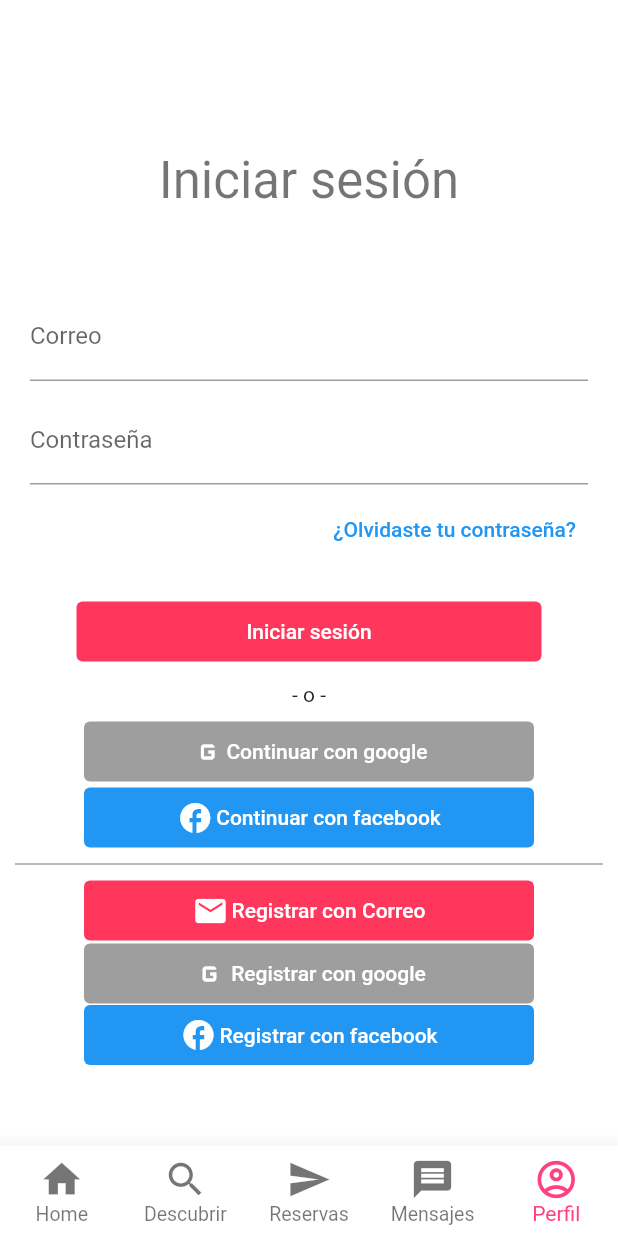
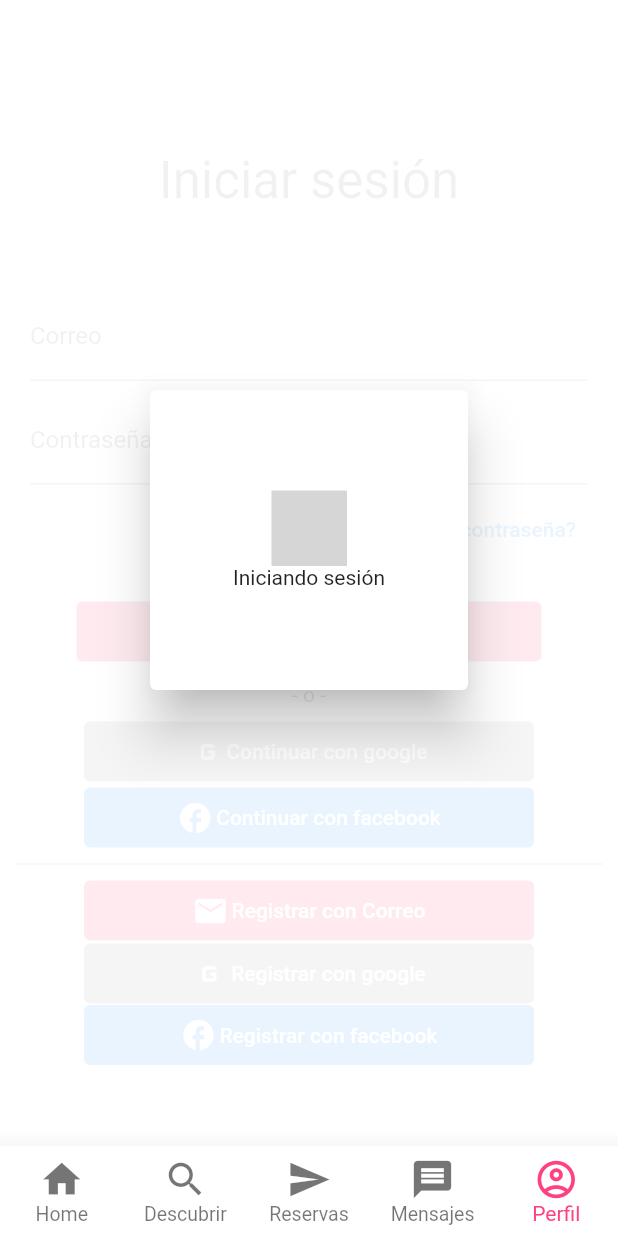
Before and after one commit to Cristian-Miguel/TPM-FrontEnd, a Flutter app: the screen it shows after launch, item 5 of the bottom bar chosen, on a phone screen of 412 x 824 dp. Run offline on Flutter 3.47's test engine with Material 2 defaults, Android fonts, the phone set to English and light mode, and no system bars; our stand-ins replace flutter_secure_storage, flutter_spinkit, jwt_decoder; grey boxes are pictures that could not be loaded.

Commit message:
Avance de pantalla de carga

```diff
--- a/lib/views/Login.dart
+++ b/lib/views/Login.dart
@@ -5,6 +5,7 @@ import 'package:turismo_flutter/views/Perfil.dart';
 import 'package:turismo_flutter/Controllers/AuthController.dart';
 import 'package:turismo_flutter/config/Encriptar.dart';
 import 'package:turismo_flutter/views/SingIn.dart';
+import 'package:flutter_spinkit/flutter_spinkit.dart';
 
 class Login extends StatefulWidget {
   const Login({super.key});
@@ -54,9 +55,12 @@ class LoginState extends State<Login> {
     return SingleChildScrollView(
       child: Form(
         key: _formKey,
-        child: Column(
-          mainAxisSize: MainAxisSize.min,
+        child: Stack(
+          // mainAxisSize: MainAxisSize.min,
           children: <Widget>[
+            Column(
+              mainAxisAlignment: MainAxisAlignment.center,
+              children: [
                 Container(
                   margin: const EdgeInsets.only(top: 100, bottom: 5),
                   child: Text(
@@ -104,14 +108,16 @@ class LoginState extends State<Login> {
                         ),
                         obscureText: true,
                         validator: (value) {
-                      if (value == null || value.isEmpty) return 'Campo vacio';
+                          if (value == null || value.isEmpty)
+                            return 'Campo vacio';
                           if (value.length < 8) return 'Demasiado corto';
                           return null;
                         },
                       ),
                     ),
                     Container(
-                  margin: const EdgeInsets.only(bottom: 20, top: 6, right: 20),
+                      margin:
+                          const EdgeInsets.only(bottom: 20, top: 6, right: 20),
                       alignment: Alignment.bottomRight,
                       child: TextButton(
                         onPressed: () => {
@@ -421,6 +427,56 @@ class LoginState extends State<Login> {
                 ),
               ],
             ),
+            Positioned(
+              bottom: BorderSide.strokeAlignCenter,
+              top: BorderSide.strokeAlignCenter,
+              left: BorderSide.strokeAlignCenter,
+              right: BorderSide.strokeAlignCenter,
+              child: Container(
+                alignment: Alignment.center,
+                width: 100,
+                height: 100,
+                transformAlignment: Alignment.center,
+                decoration: BoxDecoration(
+                  borderRadius: BorderRadius.circular(10),
+                  color: const Color.fromRGBO(255, 255, 255, 0.9),
+                ),
+                child: Card(
+                  color: Colors.white,
+                  margin: const EdgeInsets.only(
+                    top: 260,
+                    bottom: 260,
+                    left: 100,
+                    right: 100,
+                  ),
+                  elevation: 15,
+                  child: Column(
+                    crossAxisAlignment: CrossAxisAlignment.center,
+                    mainAxisAlignment: MainAxisAlignment.center,
+                    children: [
+                      SpinKitFadingCircle(
+                        itemBuilder: (BuildContext context, int index) {
+                          return DecoratedBox(
+                            position: DecorationPosition.foreground,
+                            decoration: BoxDecoration(
+                              color: index.isEven
+                                  ? const Color.fromRGBO(255, 55, 92, 1.0)
+                                  : Colors.deepPurpleAccent,
+                            ),
+                          );
+                        },
+                      ),
+                      const Text(
+                        'Iniciando sesión',
+                        style: TextStyle(),
+                      ),
+                    ],
+                  ),
+                ),
+              ),
+            ),
+          ],
+        ),
       ),
     );
   }
--- a/pubspec.yaml
+++ b/pubspec.yaml
@@ -40,6 +40,7 @@ dependencies:
   crypto: ^3.0.3
   jwt_decoder: ^2.0.1
   flutter_secure_storage: ^8.0.0
+  flutter_spinkit: ^5.2.0
 
 
 dev_dependencies:
```
Also changed, not shown: pubspec.lock. Lines whose indentation alone changed are shown as unchanged.
